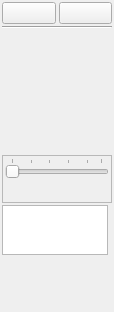
Old version of the form src/dcc/whiteboardtoolbarui.ui in the repository KDE/konversation.
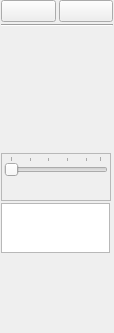
New version of the form. Custom widgets are drawn as their Qt base class.

The edit to the form file:
```diff
--- a/src/dcc/whiteboardtoolbarui.ui
+++ b/src/dcc/whiteboardtoolbarui.ui
@@ -7,7 +7,7 @@
     <x>0</x>
     <y>0</y>
     <width>114</width>
-    <height>312</height>
+    <height>333</height>
    </rect>
   </property>
   <property name="sizePolicy">
@@ -32,8 +32,17 @@
    <property name="spacing">
     <number>2</number>
    </property>
-   <property name="margin">
-    <number>2</number>
+   <property name="leftMargin">
+    <number>1</number>
+   </property>
+   <property name="topMargin">
+    <number>0</number>
+   </property>
+   <property name="rightMargin">
+    <number>1</number>
+   </property>
+   <property name="bottomMargin">
+    <number>0</number>
    </property>
    <item>
     <layout class="QGridLayout" name="gridLayout_2">
@@ -236,7 +245,7 @@
      </property>
      <property name="maximumSize">
       <size>
-       <width>106</width>
+       <width>109</width>
        <height>50</height>
       </size>
      </property>
```
Left out of the diff: 10 changed lines with no effect on the pictures.
